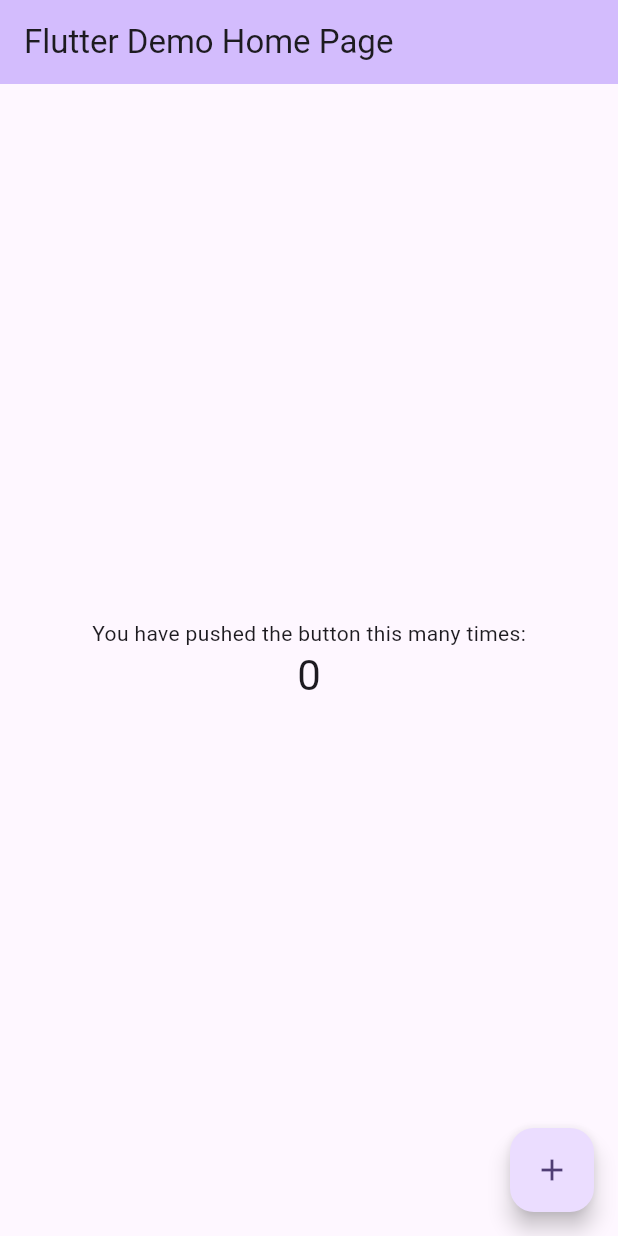
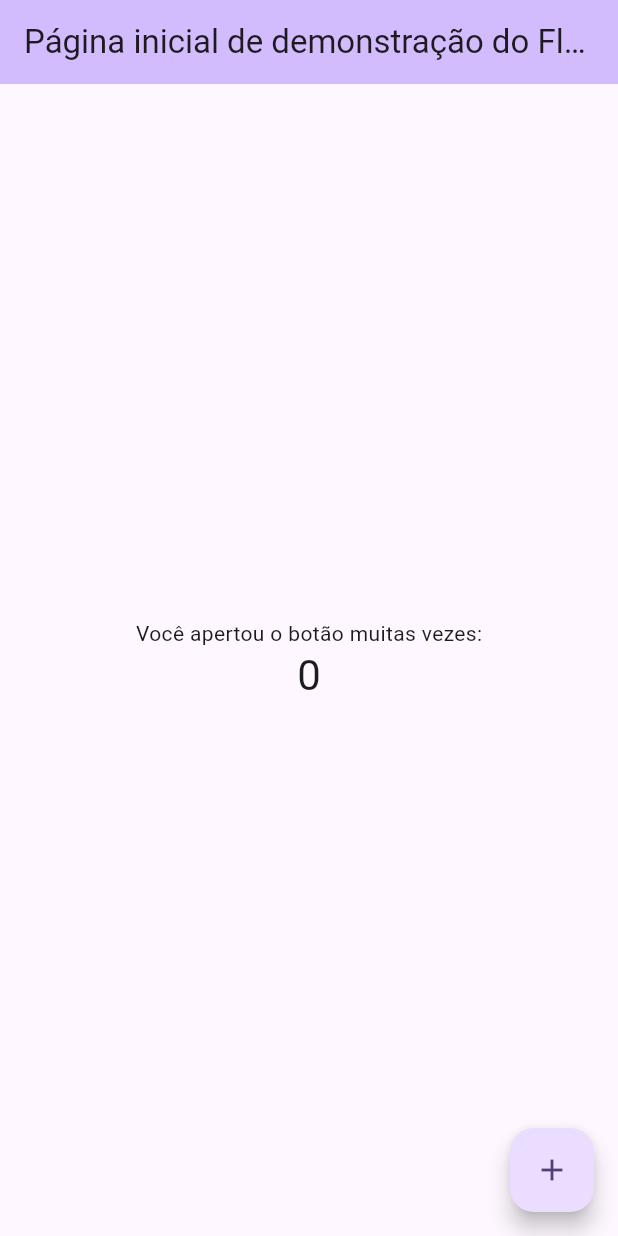
Before and after one commit to Thiago-Quixaba/Virtrine, a Flutter app: the screen it shows after launch, on a phone screen of 412 x 824 dp. Run offline on Flutter 3.47's test engine with Material 3 defaults, Android fonts, the light colour scheme and no system bars.

Commit message:
fingir que eu fiz alguma coisa

```diff
--- a/lib/main.dart
+++ b/lib/main.dart
@@ -30,7 +30,7 @@
         // tested with just a hot reload.
         colorScheme: ColorScheme.fromSeed(seedColor: Colors.deepPurple),
       ),
-      home: const MyHomePage(title: 'Flutter Demo Home Page'),
+      home: const MyHomePage(title: 'Página inicial de demonstração do Flutterr'),
     );
   }
 }
@@ -104,7 +104,7 @@
           // wireframe for each widget.
           mainAxisAlignment: MainAxisAlignment.center,
           children: <Widget>[
-            const Text('You have pushed the button this many times:'),
+            const Text('Você apertou o botão muitas vezes:'),
             Text(
               '$_counter',
               style: Theme.of(context).textTheme.headlineMedium,
@@ -114,7 +114,7 @@
       ),
       floatingActionButton: FloatingActionButton(
         onPressed: _incrementCounter,
-        tooltip: 'Increment',
+        tooltip: 'Incrementar',
         child: const Icon(Icons.add),
       ), // This trailing comma makes auto-formatting nicer for build methods.
     );
```
